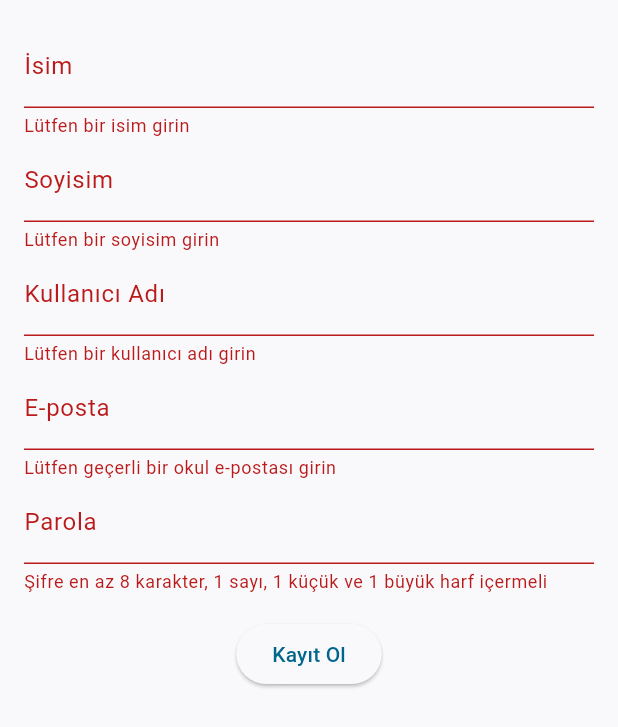
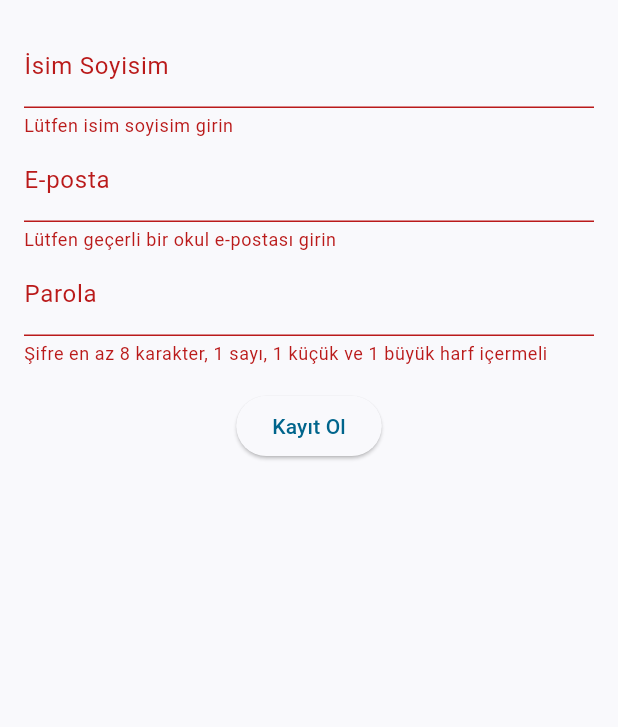
Before and after one commit to Malsaeed276/Soltion-Center, a Flutter app: the SignUp screen opened by its route, after a tap on "Kayıt Ol", on a phone screen of 412 x 824 dp. Shown: the top 727 px of the screen. Run offline on Flutter 3.47's test engine with Material 2 defaults, Android fonts, the phone set to English and light mode, and no system bars; our stand-ins replace cloud_firestore, connectivity_plus, firebase_auth, firebase_core, hive_flutter; accounts and stored records are empty.

Commit message:
Update sign_up.dart

```diff
--- a/soltion_center/lib/view/login/sign_up.dart
+++ b/soltion_center/lib/view/login/sign_up.dart
@@ -15,28 +15,10 @@ class SignUp extends StatelessWidget {
           child: Column(
             children: <Widget>[
               TextFormField(
-                decoration: InputDecoration(labelText: 'İsim'),
+                decoration: InputDecoration(labelText: 'İsim Soyisim'),
                 validator: (value) {
                   if (value.isEmpty) {
-                    return 'Lütfen bir isim girin';
-                  }
-                  return null;
-                },
-              ),
-              TextFormField(
-                decoration: InputDecoration(labelText: 'Soyisim'),
-                validator: (value) {
-                  if (value.isEmpty) {
-                    return 'Lütfen bir soyisim girin';
-                  }
-                  return null;
-                },
-              ),
-              TextFormField(
-                decoration: InputDecoration(labelText: 'Kullanıcı Adı'),
-                validator: (value) {
-                  if (value.isEmpty) {
-                    return 'Lütfen bir kullanıcı adı girin';
+                    return 'Lütfen isim soyisim girin';
                   }
                   return null;
                 },
```
